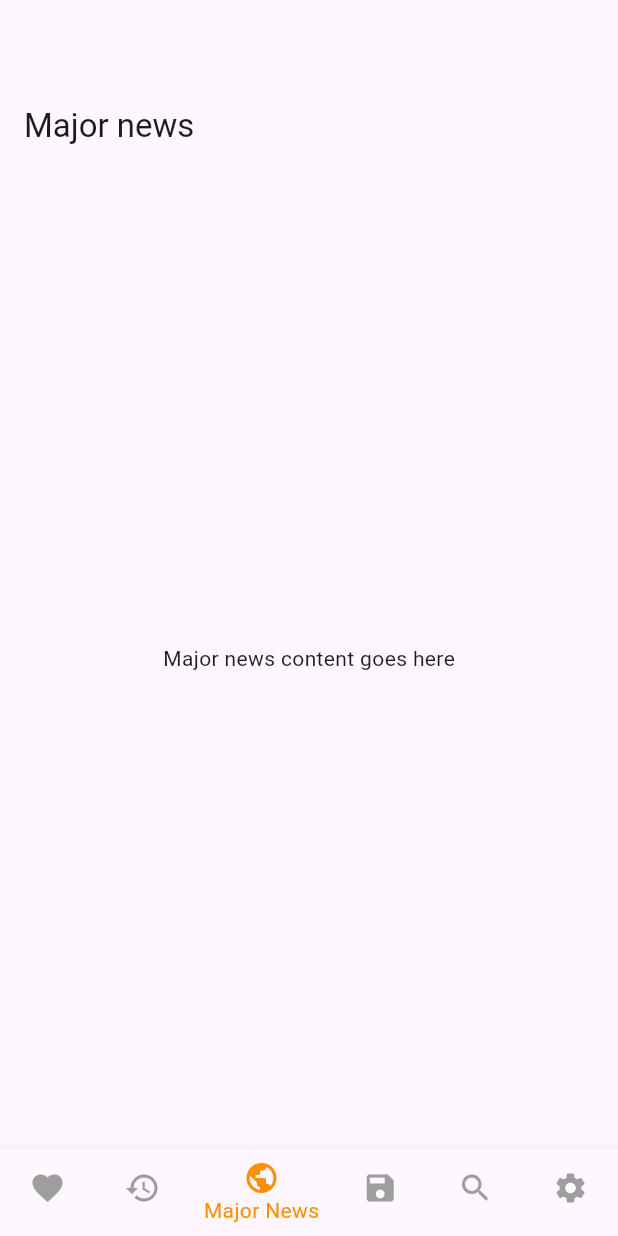
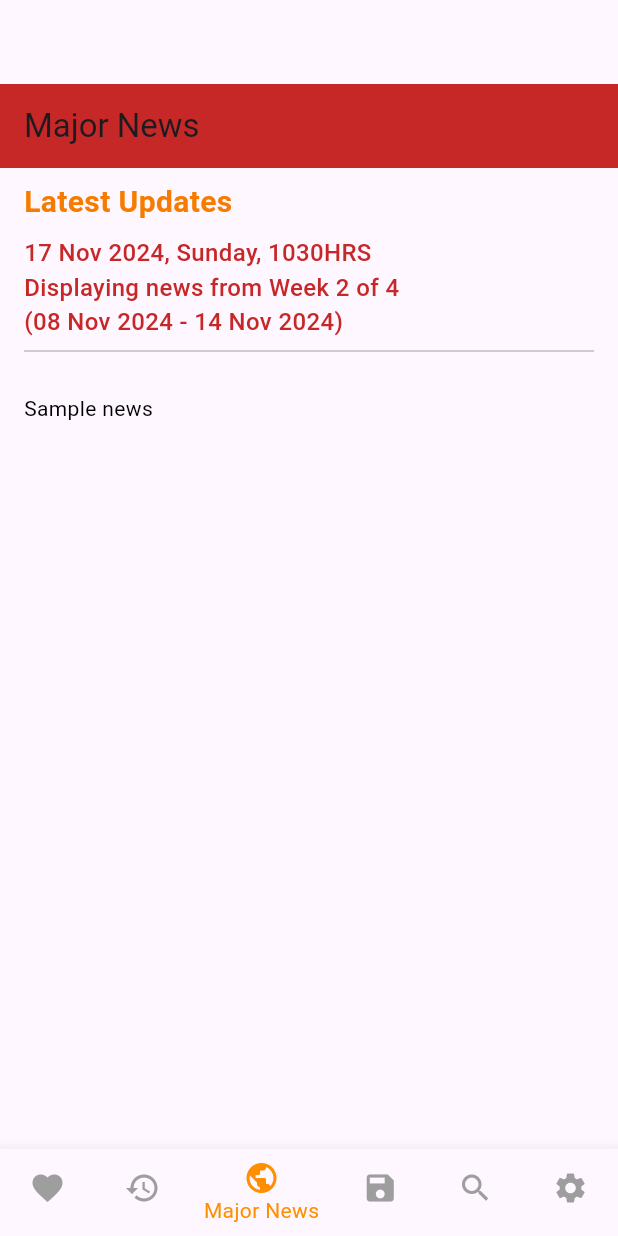
Before and after one commit to testtesttesttest45/Hungry-News, a Flutter app: the screen it shows after launch, on a phone screen of 412 x 824 dp. Run offline on Flutter 3.47's test engine with Material 3 defaults, Android fonts, the phone set to English and light mode, and no system bars.

Commit message:
Major news page setup and App icon for IOS and Android

```diff
--- a/hungry_news/lib/pages/major_news_page.dart
+++ b/hungry_news/lib/pages/major_news_page.dart
@@ -1,16 +1,63 @@
 import 'package:flutter/material.dart';
+import 'package:intl/intl.dart';
 
 class MajorNewsPage extends StatelessWidget {
   const MajorNewsPage({super.key});
+
+  String getFormattedDate() {
+    DateTime now = DateTime.now();
+    String formattedDate = DateFormat('dd MMM yyyy, EEEE, HHmm\'HRS\'').format(now);
+    int weekNumber = ((now.day - now.weekday + 10) / 7).floor();
+    int totalWeeks = DateTime(now.year, now.month + 1, 0).day ~/ 7;
+
+    return '$formattedDate\nDisplaying news from Week $weekNumber of $totalWeeks\n(${DateFormat('dd MMM yyyy').format(DateTime(now.year, now.month, (weekNumber - 1) * 7 + 1))} - ${DateFormat('dd MMM yyyy').format(DateTime(now.year, now.month, weekNumber * 7))})';
+  }
 
   @override
   Widget build(BuildContext context) {
     return Scaffold(
       appBar: AppBar(
-        title: const Text('Major news'),
+        title: const Text('Major News'),
+        backgroundColor: Colors.red[800],
       ),
-      body: const Center(
-        child: Text('Major news content goes here'),
+      body: Padding(
+        padding: const EdgeInsets.only(top: 8.0, left: 16.0, right: 16.0, bottom: 16.0),
+        child: Column(
+          crossAxisAlignment: CrossAxisAlignment.start,
+          children: <Widget>[
+            Text(
+              'Latest Updates',
+              style: TextStyle(
+                fontSize: 20,
+                fontWeight: FontWeight.bold,
+                color: Colors.orange[700],
+              ),
+            ),
+            const SizedBox(height: 8),
+            Text(
+              getFormattedDate(),
+              style: TextStyle(
+                fontSize: 16,
+                color: Colors.red[800],
+                fontWeight: FontWeight.w500,
+              ),
+            ),
+            Divider(color: Colors.grey[400]),
+            const SizedBox(height: 20),
+            const Expanded(
+              child: SingleChildScrollView(
+                child: Text(
+                  'Sample news',
+                  style: TextStyle(
+                    fontSize: 14,
+                    height: 1.5,
+                    color: Colors.black,
+                  ),
+                ),
+              ),
+            ),
+          ],
+        ),
       ),
     );
   }
```
Also changed, not shown: hungry_news/pubspec.yaml (+7 -0 lines), hungry_news/hungry_news.jpg (added), hungry_news/pubspec.lock, 22 other files.
